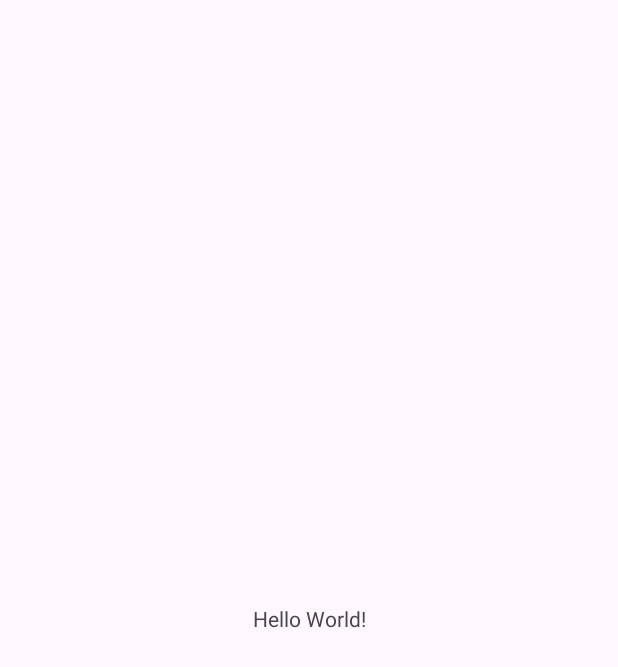
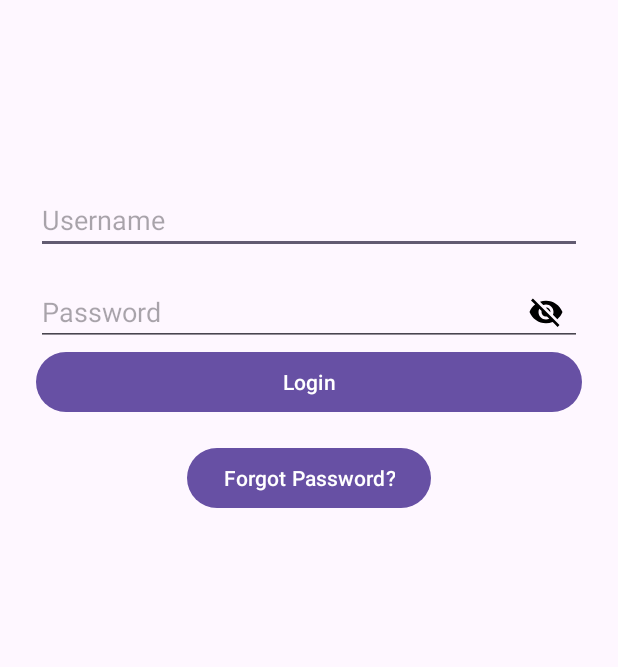
Before and after one commit to Wabugi69/sanpoapp, an Android app: the screen it shows after launch (MainActivity before the commit, Login after it), on a phone screen of 412 x 824 dp. Before the commit the part shown is almost empty. Shown: the top 667 px of the screen. Run offline under Robolectric (Android 15) with nearby library versions, the phone set to English and light mode, and no system bars.

Commit message:
Register Activity アカウントの登録、もしあった場合、log in へ Log in アカウントにログイン ResetPin パスワードを忘れたら、リッセトするため MyPage マイン画面、アカウントのログアウトと削除できる

```diff
--- a/app/build.gradle.kts
+++ b/app/build.gradle.kts
@@ -4,7 +4,7 @@ plugins {
 
 android {
     namespace = "jp.ac.sanpoapp"
-    compileSdk = 34
+    compileSdk = 35
 
     defaultConfig {
         applicationId = "jp.ac.sanpoapp"
--- /dev/null
+++ b/app/src/main/java/jp/ac/sanpoapp/Login.java
@@ -0,0 +1,70 @@
+package jp.ac.sanpoapp;
+
+import android.annotation.SuppressLint;
+import android.content.Context;
+import android.content.Intent;
+import android.content.SharedPreferences;
+import android.os.Bundle;
+import android.text.InputType;
+import android.widget.Button;
+import android.widget.EditText;
+import android.widget.ImageView;
+import android.widget.Toast;
+import androidx.appcompat.app.AppCompatActivity;
+
+public class Login extends AppCompatActivity {
+
+    EditText loginUsername, loginPassword;
+    Button loginButton, forgotPasswordButton;
+    ImageView togglePasswordVisibility;
+    boolean isPasswordVisible = false;
+
+    @SuppressLint("MissingInflatedId")
+    @Override
+    protected void onCreate(Bundle savedInstanceState) {
+        super.onCreate(savedInstanceState);
+        setContentView(R.layout.activity_login);
+
+        loginUsername = findViewById(R.id.loginUsername);
+        loginPassword = findViewById(R.id.loginPassword);
+        loginButton = findViewById(R.id.loginButton);
+        forgotPasswordButton = findViewById(R.id.forgotPasswordButton);
+        togglePasswordVisibility = findViewById(R.id.togglePasswordVisibility);
+
+        // Toggle password visibility
+        togglePasswordVisibility.setOnClickListener(v -> {
+            if (isPasswordVisible) {
+                loginPassword.setInputType(InputType.TYPE_CLASS_TEXT | InputType.TYPE_TEXT_VARIATION_PASSWORD);
+                togglePasswordVisibility.setImageResource(R.drawable.baseline_visibility_off_24);
+            } else {
+                loginPassword.setInputType(InputType.TYPE_CLASS_TEXT | InputType.TYPE_TEXT_VARIATION_VISIBLE_PASSWORD);
+                togglePasswordVisibility.setImageResource(R.drawable.baseline_visibility_24);
+            }
+            isPasswordVisible = !isPasswordVisible;
+            loginPassword.setSelection(loginPassword.length());
+        });
+
+        // Login button
+        loginButton.setOnClickListener(v -> {
+            String inputUser = loginUsername.getText().toString().trim();
+            String inputPass = loginPassword.getText().toString().trim();
+
+            SharedPreferences prefs = getSharedPreferences("UserPrefs", Context.MODE_PRIVATE);
+            String savedUser = prefs.getString("username", "");
+            String savedPass = prefs.getString("password", "");
+
+            if (inputUser.equals(savedUser) && inputPass.equals(savedPass)) {
+                Toast.makeText(this, "Login successful", Toast.LENGTH_SHORT).show();
+                startActivity(new Intent(this, MainActivity.class));
+                finish();
+            } else {
+                Toast.makeText(this, "Wrong username or password", Toast.LENGTH_SHORT).show();
+            }
+        });
+
+        // Forgot password
+        forgotPasswordButton.setOnClickListener(v -> {
+            startActivity(new Intent(this, ResetPinActivity.class));
+        });
+    }
+}
--- /dev/null
+++ b/app/src/main/java/jp/ac/sanpoapp/MyPage.java
@@ -0,0 +1,69 @@
+package jp.ac.sanpoapp;
+
+import android.content.Context;
+import android.content.Intent;
+import android.content.SharedPreferences;
+import android.os.Bundle;
+import android.widget.Button;
+import android.widget.TextView;
+import android.widget.Toast;
+
+import androidx.appcompat.app.AppCompatActivity;
+
+public class MyPage extends AppCompatActivity {
+
+    TextView accountInfo;
+    Button logoutButton, deleteAccountButton, backToMyPage;
+
+    @Override
+    protected void onCreate(Bundle savedInstanceState) {
+        super.onCreate(savedInstanceState);
+        setContentView(R.layout.activity_my_page);
+
+        accountInfo = findViewById(R.id.accountInfo);
+        logoutButton = findViewById(R.id.logoutButton);
+        deleteAccountButton = findViewById(R.id.deleteAccountButton);
+        backToMyPage = findViewById(R.id.backToMyPage);
+
+        backToMyPage.setOnClickListener(v -> {
+            Intent intent = new Intent(MyPage.this, MainActivity.class);
+            startActivity(intent);
+            finish();
+        });
+
+        SharedPreferences prefs = getSharedPreferences("UserPrefs", Context.MODE_PRIVATE);
+        String username = prefs.getString("username", null);
+
+        if (username == null) {
+            Toast.makeText(this, "No user logged in.", Toast.LENGTH_SHORT).show();
+            startActivity(new Intent(this, Login.class));
+            finish();
+            return;
+        }
+
+        accountInfo.setText("Logged in as: " + username);
+
+        logoutButton.setOnClickListener(v -> {
+            SharedPreferences.Editor editor = prefs.edit();
+            editor.putBoolean("isLoggedIn", false);
+            editor.apply();
+
+            Intent intent = new Intent(MyPage.this, Login.class);
+            intent.setFlags(Intent.FLAG_ACTIVITY_NEW_TASK | Intent.FLAG_ACTIVITY_CLEAR_TASK);
+            startActivity(intent);
+            finish();
+        });
+
+        deleteAccountButton.setOnClickListener(v -> {
+            SharedPreferences.Editor editor = prefs.edit();
+            editor.clear();
+            editor.apply();
+
+            Toast.makeText(this, "Account deleted successfully.", Toast.LENGTH_SHORT).show();
+            Intent intent = new Intent(MyPage.this, Register.class);
+            intent.setFlags(Intent.FLAG_ACTIVITY_NEW_TASK | Intent.FLAG_ACTIVITY_CLEAR_TASK);
+            startActivity(intent);
+            finish();
+        });
+    }
+}
--- /dev/null
+++ b/app/src/main/res/drawable/baseline_visibility_24.xml
@@ -0,0 +1,5 @@
+<vector xmlns:android="http://schemas.android.com/apk/res/android" android:height="24dp" android:tint="#000000" android:viewportHeight="24" android:viewportWidth="24" android:width="24dp">
+
+    <path android:fillColor="@android:color/white" android:pathData="M12,4.5C7,4.5 2.73,7.61 1,12c1.73,4.39 6,7.5 11,7.5s9.27,-3.11 11,-7.5c-1.73,-4.39 -6,-7.5 -11,-7.5zM12,17c-2.76,0 -5,-2.24 -5,-5s2.24,-5 5,-5 5,2.24 5,5 -2.24,5 -5,5zM12,9c-1.66,0 -3,1.34 -3,3s1.34,3 3,3 3,-1.34 3,-3 -1.34,-3 -3,-3z"/>
+
+</vector>
--- /dev/null
+++ b/app/src/main/res/drawable/baseline_visibility_off_24.xml
@@ -0,0 +1,5 @@
+<vector xmlns:android="http://schemas.android.com/apk/res/android" android:height="24dp" android:tint="#000000" android:viewportHeight="24" android:viewportWidth="24" android:width="24dp">
+
+    <path android:fillColor="@android:color/white" android:pathData="M12,7c2.76,0 5,2.24 5,5 0,0.65 -0.13,1.26 -0.36,1.83l2.92,2.92c1.51,-1.26 2.7,-2.89 3.43,-4.75 -1.73,-4.39 -6,-7.5 -11,-7.5 -1.4,0 -2.74,0.25 -3.98,0.7l2.16,2.16C10.74,7.13 11.35,7 12,7zM2,4.27l2.28,2.28 0.46,0.46C3.08,8.3 1.78,10.02 1,12c1.73,4.39 6,7.5 11,7.5 1.55,0 3.03,-0.3 4.38,-0.84l0.42,0.42L19.73,22 21,20.73 3.27,3 2,4.27zM7.53,9.8l1.55,1.55c-0.05,0.21 -0.08,0.43 -0.08,0.65 0,1.66 1.34,3 3,3 0.22,0 0.44,-0.03 0.65,-0.08l1.55,1.55c-0.67,0.33 -1.41,0.53 -2.2,0.53 -2.76,0 -5,-2.24 -5,-5 0,-0.79 0.2,-1.53 0.53,-2.2zM11.84,9.02l3.15,3.15 0.02,-0.16c0,-1.66 -1.34,-3 -3,-3l-0.17,0.01z"/>
+
+</vector>
--- /dev/null
+++ b/app/src/main/res/layout/activity_login.xml
@@ -0,0 +1,68 @@
+<?xml version="1.0" encoding="utf-8"?>
+<androidx.constraintlayout.widget.ConstraintLayout xmlns:android="http://schemas.android.com/apk/res/android"
+    xmlns:app="http://schemas.android.com/apk/res-auto"
+    xmlns:tools="http://schemas.android.com/tools"
+    android:id="@+id/main"
+    android:layout_width="match_parent"
+    android:layout_height="match_parent"
+    tools:context=".Login">
+
+    <LinearLayout
+        android:orientation="vertical"
+        android:padding="24dp"
+        android:layout_width="match_parent"
+        android:layout_height="wrap_content"
+        android:layout_gravity="center"
+        android:gravity="center"
+        android:layout_marginTop="100dp"
+        app:layout_constraintTop_toTopOf="parent"
+        app:layout_constraintStart_toStartOf="parent"
+        app:layout_constraintEnd_toEndOf="parent">
+
+        <EditText
+            android:id="@+id/loginUsername"
+            android:hint="Username"
+            android:layout_width="match_parent"
+            android:layout_height="wrap_content"/>
+
+
+        <RelativeLayout
+            android:layout_width="match_parent"
+            android:layout_height="wrap_content"
+            android:layout_marginTop="16dp">
+
+            <EditText
+                android:id="@+id/loginPassword"
+                android:layout_width="match_parent"
+                android:layout_height="wrap_content"
+                android:hint="Password"
+                android:inputType="textPassword"
+                android:paddingEnd="48dp"
+                android:layout_alignParentStart="true" />
+
+            <ImageView
+                android:id="@+id/togglePasswordVisibility"
+                android:layout_width="24dp"
+                android:layout_height="24dp"
+                android:layout_alignParentEnd="true"
+                android:layout_centerVertical="true"
+                android:layout_marginEnd="12dp"
+                android:src="@drawable/baseline_visibility_off_24"
+                android:contentDescription="Toggle Password Visibility" />
+        </RelativeLayout>
+
+        <Button
+            android:id="@+id/loginButton"
+            android:text="Login"
+            android:layout_width="match_parent"
+            android:layout_height="wrap_content"/>
+
+        <Button
+            android:id="@+id/forgotPasswordButton"
+            android:layout_width="wrap_content"
+            android:layout_height="wrap_content"
+            android:text="Forgot Password?"
+            android:layout_marginTop="16dp"/>
+    </LinearLayout>
+
+</androidx.constraintlayout.widget.ConstraintLayout>
```
Also changed, not shown: app/src/main/AndroidManifest.xml (+16 -1 lines), app/src/main/java/jp/ac/sanpoapp/MainActivity.java (+10 -0 lines), app/src/main/java/jp/ac/sanpoapp/Register.java (added, +79 -0 lines), app/src/main/java/jp/ac/sanpoapp/ResetPinActivity.java (added, +55 -0 lines), app/src/main/res/layout/activity_main.xml (+15 -3 lines), app/src/main/res/layout/activity_my_page.xml (added, +50 -0 lines), app/src/main/res/layout/activity_register.xml (added, +65 -0 lines), app/src/main/res/layout/activity_reset_pin.xml (added, +53 -0 lines).
